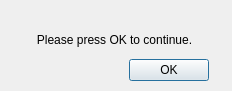
Before: the Qt Designer form DesktopApp/twolinesdialog.ui in michaelfong2017/landmark-annotator-desktop, drawn with Qt 5.
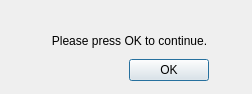
After: the same form once the commit is applied.

```diff
--- a/DesktopApp/twolinesdialog.ui
+++ b/DesktopApp/twolinesdialog.ui
@@ -6,8 +6,8 @@
    <rect>
     <x>0</x>
     <y>0</y>
-    <width>232</width>
-    <height>91</height>
+    <width>252</width>
+    <height>94</height>
    </rect>
   </property>
   <property name="windowTitle">
@@ -31,8 +31,8 @@
     <rect>
      <x>19</x>
      <y>30</y>
-     <width>191</width>
-     <height>20</height>
+     <width>221</width>
+     <height>21</height>
     </rect>
    </property>
    <property name="text">
```
